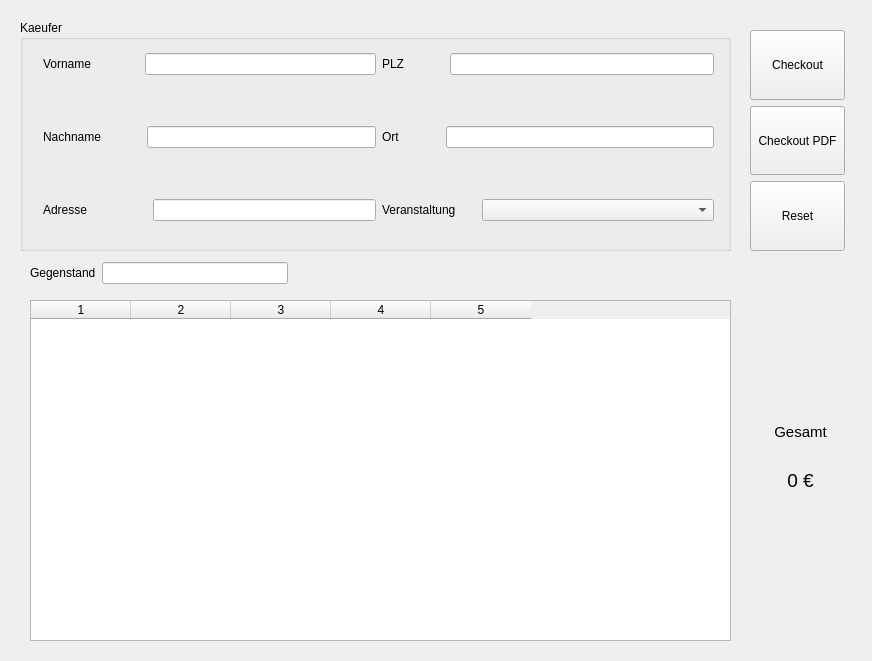
Above: iBasar/checkoutwidget.ui from hoihrig/iBasar before the change. Below: the same form after it.
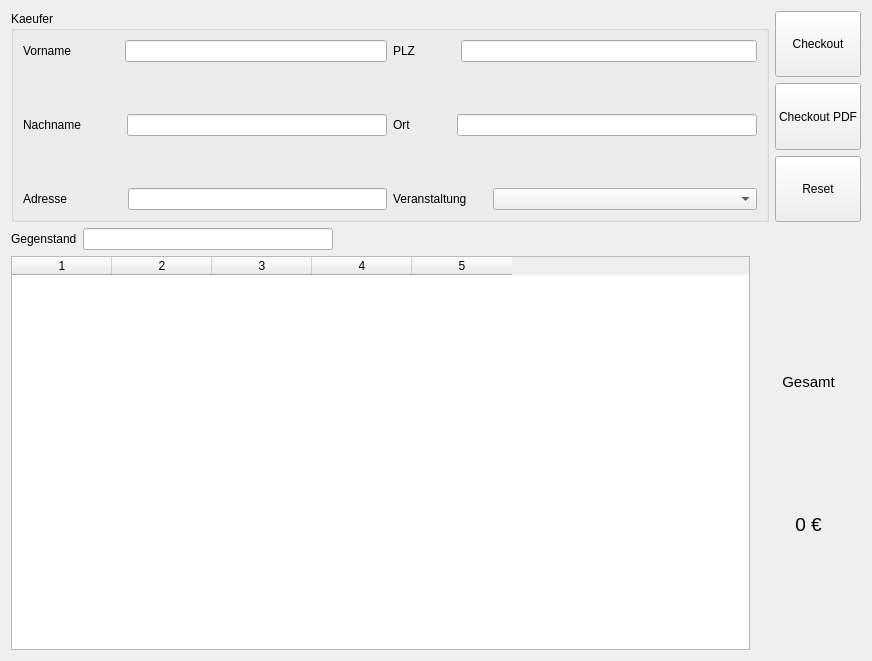
That is the form after the change.

Commit message: Added proper Scaling to ui

```diff
--- a/iBasar/checkoutwidget.ui
+++ b/iBasar/checkoutwidget.ui
@@ -13,27 +13,18 @@
   <property name="windowTitle">
    <string>Form</string>
   </property>
+  <layout class="QHBoxLayout" name="horizontalLayout_15">
+   <item>
+    <layout class="QVBoxLayout" name="verticalLayout_6" stretch="2,4">
+     <item>
+      <layout class="QHBoxLayout" name="horizontalLayout_7">
+       <item>
   <widget class="QGroupBox" name="buyergroup">
-   <property name="geometry">
-    <rect>
-     <x>20</x>
-     <y>20</y>
-     <width>711</width>
-     <height>231</height>
-    </rect>
-   </property>
    <property name="title">
     <string>Kaeufer</string>
    </property>
-   <widget class="QWidget" name="">
-    <property name="geometry">
-     <rect>
-      <x>23</x>
-      <y>33</y>
-      <width>671</width>
-      <height>168</height>
-     </rect>
-    </property>
+         <layout class="QVBoxLayout" name="verticalLayout_4">
+          <item>
     <layout class="QVBoxLayout" name="verticalLayout">
      <item>
       <layout class="QHBoxLayout" name="horizontalLayout_9">
@@ -290,7 +281,7 @@
          <item>
           <widget class="QLineEdit" name="addressedit">
            <property name="sizePolicy">
-            <sizepolicy hsizetype="Fixed" vsizetype="Fixed">
+                   <sizepolicy hsizetype="Expanding" vsizetype="Fixed">
              <horstretch>2</horstretch>
              <verstretch>0</verstretch>
             </sizepolicy>
@@ -342,35 +333,58 @@
       </layout>
      </item>
     </layout>
-   </widget>
-  </widget>
-  <widget class="QTableWidget" name="tableWidget">
-   <property name="geometry">
-    <rect>
-     <x>30</x>
-     <y>300</y>
-     <width>701</width>
-     <height>341</height>
-    </rect>
-   </property>
-   <property name="columnCount">
-    <number>5</number>
-   </property>
-   <column/>
-   <column/>
-   <column/>
-   <column/>
-   <column/>
-  </widget>
-  <widget class="QWidget" name="">
-   <property name="geometry">
-    <rect>
-     <x>30</x>
-     <y>260</y>
-     <width>258</width>
-     <height>26</height>
-    </rect>
-   </property>
+          </item>
+         </layout>
+        </widget>
+       </item>
+       <item>
+        <layout class="QVBoxLayout" name="verticalLayout_2">
+         <item>
+          <widget class="QPushButton" name="checkoutButton">
+           <property name="sizePolicy">
+            <sizepolicy hsizetype="Minimum" vsizetype="Preferred">
+             <horstretch>0</horstretch>
+             <verstretch>0</verstretch>
+            </sizepolicy>
+           </property>
+           <property name="text">
+            <string>Checkout</string>
+           </property>
+          </widget>
+         </item>
+         <item>
+          <widget class="QPushButton" name="checkoutPdfButton">
+           <property name="sizePolicy">
+            <sizepolicy hsizetype="Minimum" vsizetype="Preferred">
+             <horstretch>0</horstretch>
+             <verstretch>0</verstretch>
+            </sizepolicy>
+           </property>
+           <property name="text">
+            <string>Checkout PDF</string>
+           </property>
+          </widget>
+         </item>
+         <item>
+          <widget class="QPushButton" name="resetButton">
+           <property name="sizePolicy">
+            <sizepolicy hsizetype="Minimum" vsizetype="Preferred">
+             <horstretch>0</horstretch>
+             <verstretch>0</verstretch>
+            </sizepolicy>
+           </property>
+           <property name="text">
+            <string>Reset</string>
+           </property>
+          </widget>
+         </item>
+        </layout>
+       </item>
+      </layout>
+     </item>
+     <item>
+      <layout class="QVBoxLayout" name="verticalLayout_5">
+       <item>
    <layout class="QHBoxLayout" name="horizontalLayout_10">
     <item>
      <widget class="QLabel" name="itemlabel">
@@ -396,18 +410,46 @@
       </property>
      </widget>
     </item>
-   </layout>
-  </widget>
-  <widget class="QWidget" name="">
-   <property name="geometry">
-    <rect>
-     <x>750</x>
-     <y>410</y>
-     <width>101</width>
-     <height>91</height>
-    </rect>
-   </property>
+         <item>
+          <spacer name="horizontalSpacer_3">
+           <property name="orientation">
+            <enum>Qt::Horizontal</enum>
+           </property>
+           <property name="sizeHint" stdset="0">
+            <size>
+             <width>528</width>
+             <height>20</height>
+            </size>
+           </property>
+          </spacer>
+         </item>
+        </layout>
+       </item>
+       <item>
+        <layout class="QHBoxLayout" name="horizontalLayout_14" stretch="7,1">
+         <item>
+          <widget class="QTableWidget" name="tableWidget">
+           <property name="columnCount">
+            <number>5</number>
+           </property>
+           <column/>
+           <column/>
+           <column/>
+           <column/>
+           <column/>
+          </widget>
+         </item>
+         <item>
    <layout class="QVBoxLayout" name="verticalLayout_3">
+           <property name="spacing">
+            <number>0</number>
+           </property>
+           <property name="topMargin">
+            <number>55</number>
+           </property>
+           <property name="bottomMargin">
+            <number>55</number>
+           </property>
     <item>
      <widget class="QLabel" name="label">
       <property name="font">
@@ -439,58 +481,14 @@
      </widget>
     </item>
    </layout>
-  </widget>
-  <widget class="QWidget" name="">
-   <property name="geometry">
-    <rect>
-     <x>750</x>
-     <y>30</y>
-     <width>95</width>
-     <height>221</height>
-    </rect>
-   </property>
-   <layout class="QVBoxLayout" name="verticalLayout_2">
-    <item>
-     <widget class="QPushButton" name="checkoutButton">
-      <property name="sizePolicy">
-       <sizepolicy hsizetype="Minimum" vsizetype="Preferred">
-        <horstretch>0</horstretch>
-        <verstretch>0</verstretch>
-       </sizepolicy>
-      </property>
-      <property name="text">
-       <string>Checkout</string>
-      </property>
-     </widget>
-    </item>
-    <item>
-     <widget class="QPushButton" name="checkoutPdfButton">
-      <property name="sizePolicy">
-       <sizepolicy hsizetype="Minimum" vsizetype="Preferred">
-        <horstretch>0</horstretch>
-        <verstretch>0</verstretch>
-       </sizepolicy>
-      </property>
-      <property name="text">
-       <string>Checkout PDF</string>
-      </property>
-     </widget>
-    </item>
-    <item>
-     <widget class="QPushButton" name="resetButton">
-      <property name="sizePolicy">
-       <sizepolicy hsizetype="Minimum" vsizetype="Preferred">
-        <horstretch>0</horstretch>
-        <verstretch>0</verstretch>
-       </sizepolicy>
-      </property>
-      <property name="text">
-       <string>Reset</string>
-      </property>
-     </widget>
-    </item>
-   </layout>
-  </widget>
+         </item>
+        </layout>
+       </item>
+      </layout>
+     </item>
+    </layout>
+   </item>
+  </layout>
  </widget>
  <resources/>
  <connections/>
```
Lines whose indentation alone changed are shown as unchanged. The commit also changes 4 other files.
